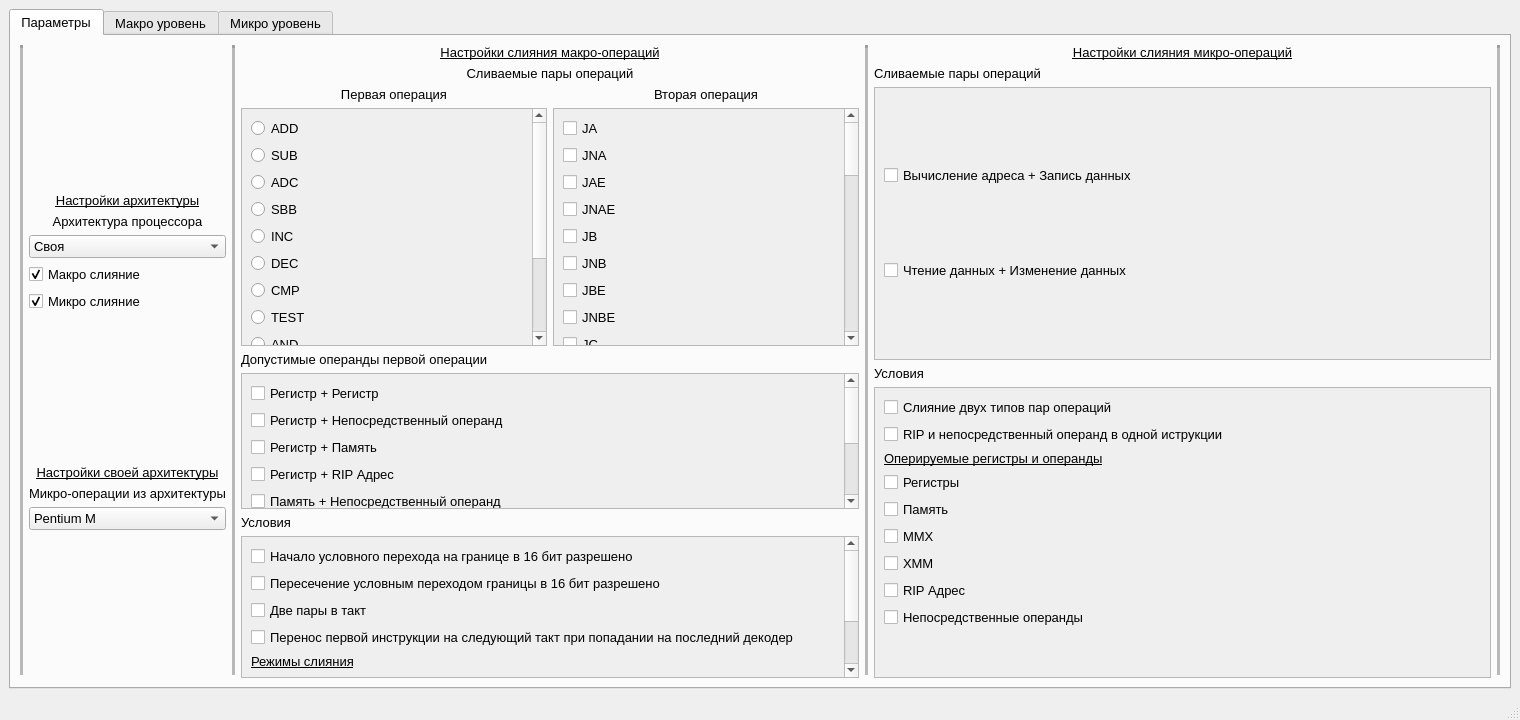
This is mainwindow.ui in Nemilad/Fusion_Simulator as Qt 5 draws it before an edit. The edited form follows.
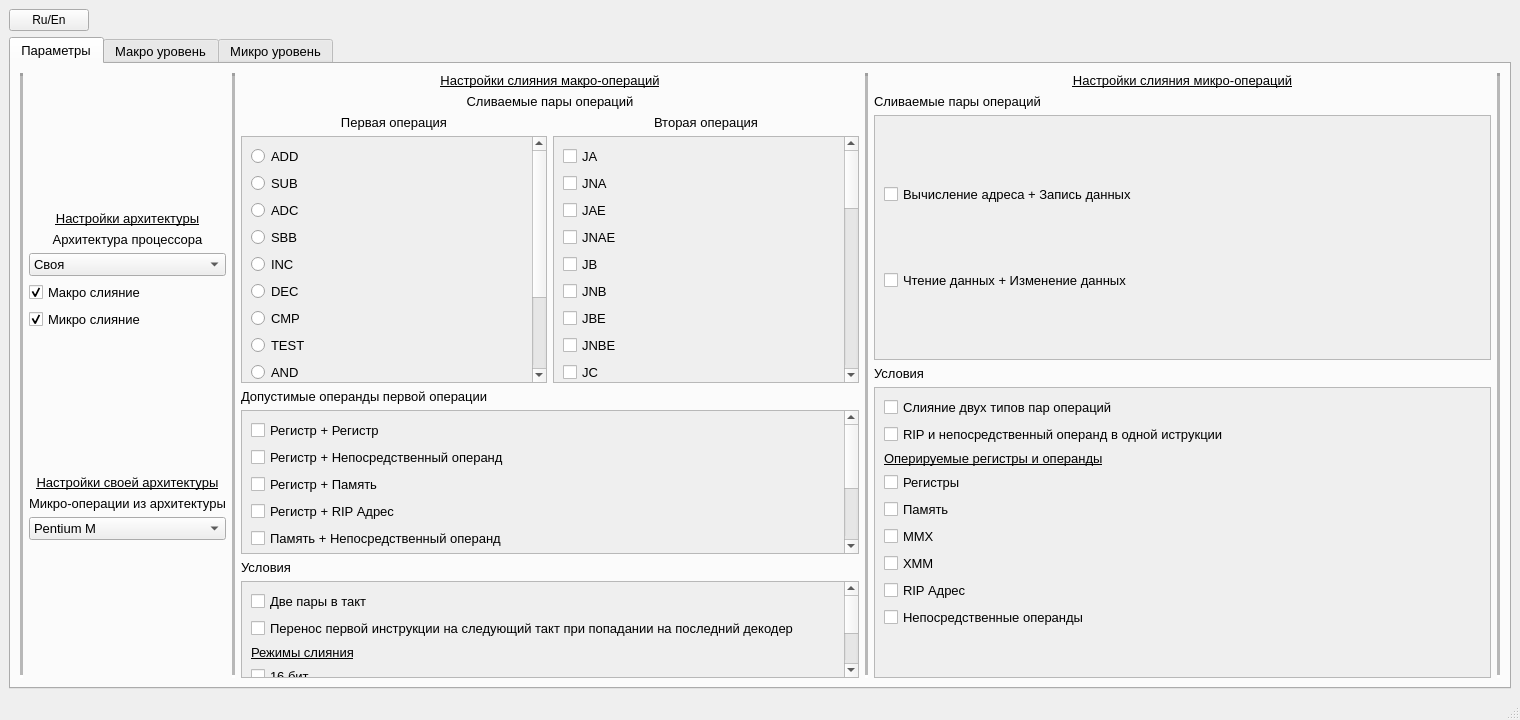
This is the edited form. Icons and pictures are not drawn.

```diff
--- a/mainwindow.ui
+++ b/mainwindow.ui
@@ -25,6 +25,42 @@
     </sizepolicy>
    </property>
    <layout class="QVBoxLayout" name="verticalLayout">
+    <item>
+     <layout class="QHBoxLayout" name="horizontalLayout_8">
+      <item>
+       <widget class="QPushButton" name="pushButton_translate">
+        <property name="sizePolicy">
+         <sizepolicy hsizetype="Minimum" vsizetype="Minimum">
+          <horstretch>0</horstretch>
+          <verstretch>0</verstretch>
+         </sizepolicy>
+        </property>
+        <property name="text">
+         <string>Ru/En</string>
+        </property>
+        <property name="default">
+         <bool>false</bool>
+        </property>
+        <property name="flat">
+         <bool>false</bool>
+        </property>
+       </widget>
+      </item>
+      <item>
+       <spacer name="horizontalSpacer">
+        <property name="orientation">
+         <enum>Qt::Horizontal</enum>
+        </property>
+        <property name="sizeHint" stdset="0">
+         <size>
+          <width>40</width>
+          <height>20</height>
+         </size>
+        </property>
+       </spacer>
+      </item>
+     </layout>
+    </item>
     <item>
      <widget class="QTabWidget" name="tabWidget">
       <property name="font">
@@ -986,29 +1022,10 @@
                <x>0</x>
                <y>0</y>
                <width>594</width>
-               <height>222</height>
+               <height>170</height>
               </rect>
              </property>
              <layout class="QVBoxLayout" name="verticalLayout_11">
-              <item>
-               <widget class="QCheckBox" name="checkBox_16_Bit_Border_Start">
-                <property name="text">
-                 <string>Начало условного перехода на границе в 16 бит разрешено</string>
-                </property>
-               </widget>
-              </item>
-              <item>
-               <widget class="QCheckBox" name="checkBox_16_Bit_Border_Cross">
-                <property name="font">
-                 <font>
-                  <pointsize>10</pointsize>
-                 </font>
-                </property>
-                <property name="text">
-                 <string>Пересечение условным переходом границы в 16 бит разрешено</string>
-                </property>
-               </widget>
-              </item>
               <item>
                <widget class="QCheckBox" name="checkBox_Two_Pairs">
                 <property name="text">
@@ -1156,7 +1173,7 @@
                <x>0</x>
                <y>0</y>
                <width>611</width>
-               <height>246</height>
+               <height>215</height>
               </rect>
              </property>
              <layout class="QVBoxLayout" name="verticalLayout_8">
```
